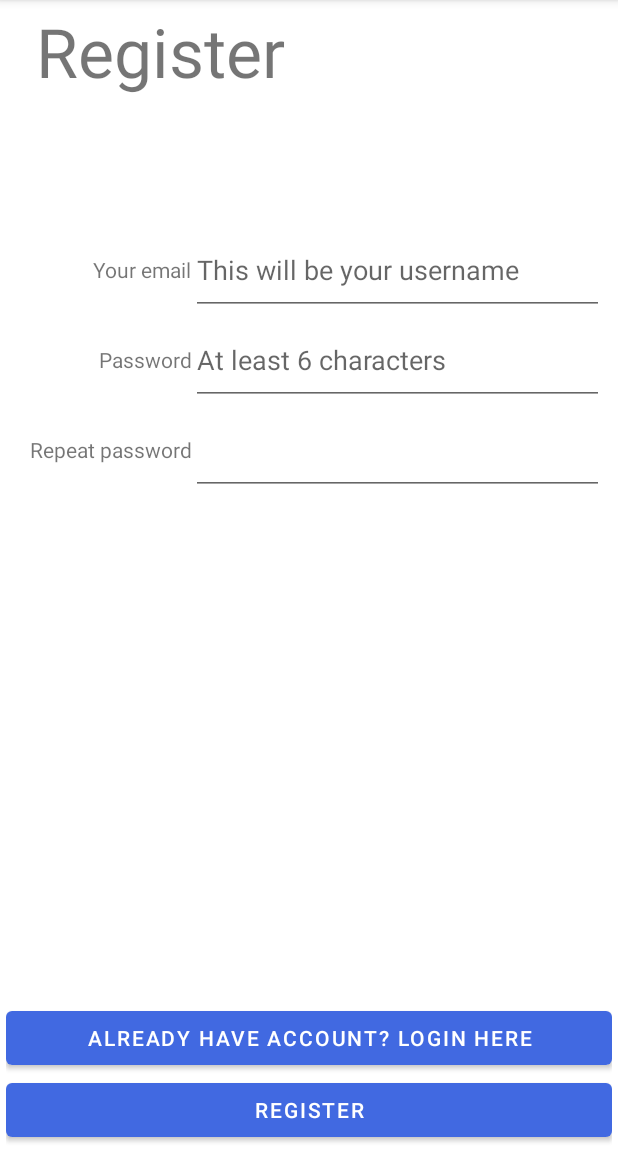
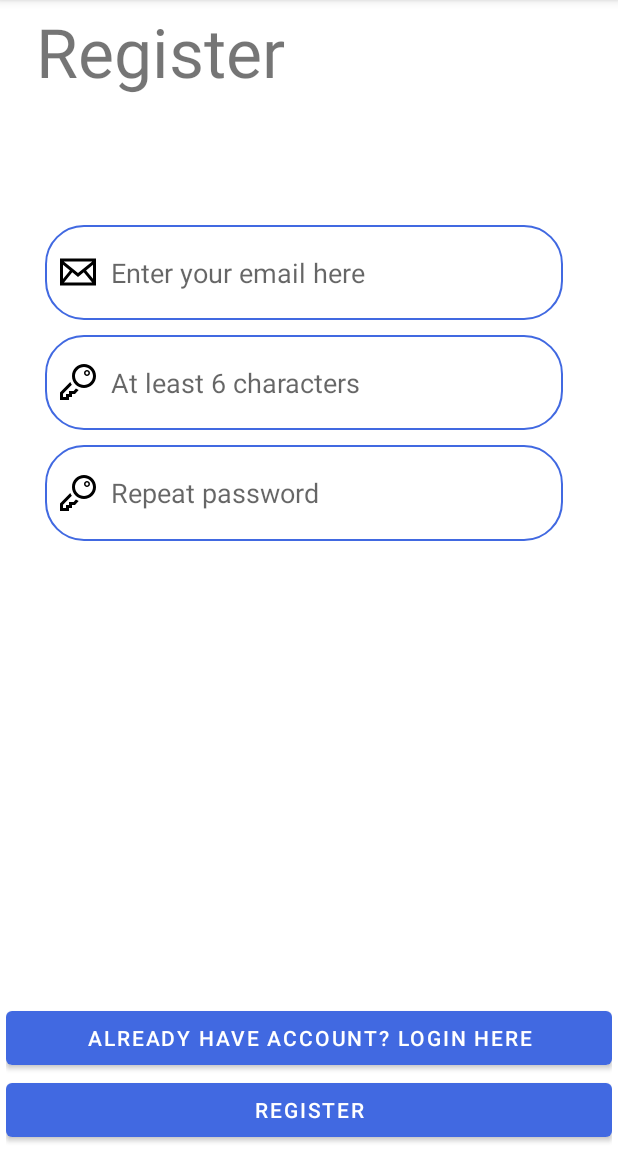
Before and after one commit to JerryFhuurr/NetShare, an Android app: the RegisterFragment screen opened through its navigation route, on a phone screen of 412 x 824 dp, the part 84-1236 px from its top. Run offline under Robolectric (Android 15) with nearby library versions, the phone set to English and light mode, and no system bars; our stand-ins replace Firebase (no records; nobody signed in at launch, a user with empty details on screens opened directly), navigation-ui.

Commit message:
Beautify the register interface

```diff
--- a/app/src/main/java/com/and/netshare/login/ui/main/LoginFragment.java
+++ b/app/src/main/java/com/and/netshare/login/ui/main/LoginFragment.java
@@ -73,7 +73,7 @@ public class LoginFragment extends Fragment {
         loginButton.setOnClickListener(new View.OnClickListener() {
             @Override
             public void onClick(View view) {
-                mViewModel.setEmail(emailText.getText().toString());
+                mViewModel.setEmail(emailText.getText().toString().trim());
                 mViewModel.setPassword(passwordText.getText().toString());
                 mAuth.signInWithEmailAndPassword(mViewModel.getEmail(), mViewModel.getPassword())
                         .addOnCompleteListener(getActivity(), new OnCompleteListener<AuthResult>() {
--- /dev/null
+++ b/app/src/main/res/drawable/email_icon.xml
@@ -0,0 +1,9 @@
+<vector xmlns:android="http://schemas.android.com/apk/res/android"
+    android:width="24dp"
+    android:height="24dp"
+    android:viewportWidth="24"
+    android:viewportHeight="24">
+  <path
+      android:fillColor="#FF000000"
+      android:pathData="M0,3v18h24v-18h-24zM6.623,10.929l-4.623,5.712v-9.458l4.623,3.746zM2.482,5h19.035l-9.517,7.713 -9.518,-7.713zM8.176,12.188l3.824,3.099 3.83,-3.104 5.612,6.817h-18.779l5.513,-6.812zM17.384,10.924l4.616,-3.741v9.348l-4.616,-5.607z"/>
+</vector>
--- a/app/src/main/res/layout/fragment_register.xml
+++ b/app/src/main/res/layout/fragment_register.xml
@@ -26,81 +26,61 @@
 
         <LinearLayout
             android:id="@+id/linearLayout"
-            android:layout_width="match_parent"
-            android:layout_height="wrap_content"
+            android:layout_width="356dp"
+            android:layout_height="221dp"
             android:layout_marginTop="80dp"
             android:orientation="vertical"
             android:padding="5dp"
+            android:paddingTop="5dp"
+            app:layout_constraintBottom_toTopOf="@+id/register_change"
             app:layout_constraintEnd_toEndOf="parent"
-            app:layout_constraintHorizontal_bias="0.0"
+            app:layout_constraintHorizontal_bias="0.436"
             app:layout_constraintStart_toStartOf="parent"
-            app:layout_constraintTop_toBottomOf="@+id/textView3">
-
-            <LinearLayout
-                android:layout_width="match_parent"
-                android:layout_height="wrap_content"
-                android:orientation="horizontal"
-                android:weightSum="5">
-
-                <TextView
-                    android:layout_width="match_parent"
-                    android:layout_height="match_parent"
-                    android:layout_weight="3.5"
-                    android:gravity="center|right"
-                    android:text="@string/register_email" />
+            app:layout_constraintTop_toBottomOf="@+id/textView3"
+            app:layout_constraintVertical_bias="0.0">
 
             <EditText
                 android:id="@+id/register_email"
                 android:layout_width="match_parent"
                 android:layout_height="60dp"
                 android:layout_weight="1.5"
+                android:drawableLeft="@drawable/email_icon"
+                android:drawablePadding="10dp"
+                android:background="@drawable/login_edit_shape"
                 android:hint="@string/register_email_hint" />
-            </LinearLayout>
 
-            <LinearLayout
+            <View
                 android:layout_width="match_parent"
-                android:layout_height="wrap_content"
-                android:orientation="horizontal"
-                android:weightSum="5">
-
-                <TextView
-                    android:layout_width="match_parent"
-                    android:layout_height="match_parent"
-                    android:layout_weight="3.5"
-                    android:gravity="center|right"
-                    android:text="@string/register_password" />
+                android:layout_height="10dp" />
 
             <EditText
                 android:id="@+id/register_password"
                 android:layout_width="match_parent"
                 android:layout_height="60dp"
                 android:layout_weight="1.5"
+                android:drawableLeft="@drawable/login_password_icon"
+                android:drawablePadding="10dp"
+                android:background="@drawable/login_edit_shape"
                 android:hint="@string/register_password_hint"
                 android:inputType="textPassword"
                 tools:ignore="SpeakableTextPresentCheck" />
-            </LinearLayout>
 
-            <LinearLayout
+            <View
                 android:layout_width="match_parent"
-                android:layout_height="wrap_content"
-                android:orientation="horizontal"
-                android:weightSum="5">
-
-                <TextView
-                    android:layout_width="match_parent"
-                    android:layout_height="match_parent"
-                    android:layout_weight="3.5"
-                    android:gravity="center|right"
-                    android:text="@string/register_password_r" />
+                android:layout_height="10dp" />
 
             <EditText
                 android:id="@+id/register_password_repeat"
                 android:layout_width="match_parent"
                 android:layout_height="60dp"
                 android:layout_weight="1.5"
+                android:drawableLeft="@drawable/login_password_icon"
+                android:drawablePadding="10dp"
+                android:background="@drawable/login_edit_shape"
+                android:hint="@string/register_password_r"
                 android:inputType="textPassword"
                 tools:ignore="SpeakableTextPresentCheck" />
-            </LinearLayout>
+
         </LinearLayout>
 
         <TextView
--- a/app/src/main/res/values/strings.xml
+++ b/app/src/main/res/values/strings.xml
@@ -21,7 +21,7 @@
     <!-- register -->
     <string name="register_title">Register</string>
     <string name="register_email">Your email</string>
-    <string name="register_email_hint">This will be your username</string>
+    <string name="register_email_hint">Enter your email here</string>
     <string name="register_password">Password</string>
     <string name="register_password_r">Repeat password</string>
     <string name="register_ok">Register</string>
```
Lines whose indentation alone changed are shown as unchanged.
